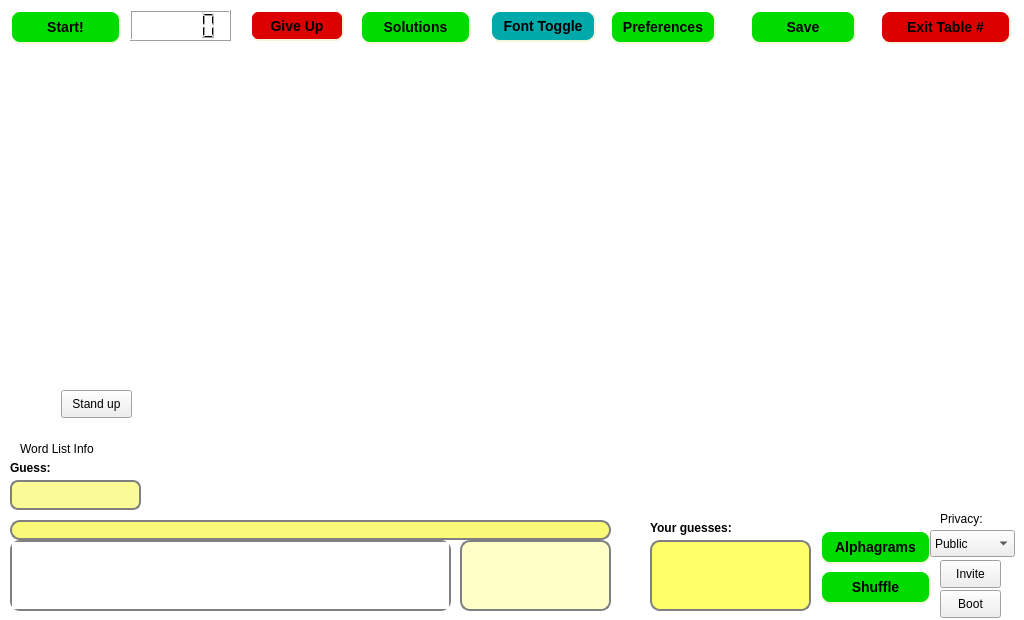
First picture: the form in aerolith/trunk/src/aerolithclient/tableForm.ui, repository domino14/aerolithdesktop, before the edit.
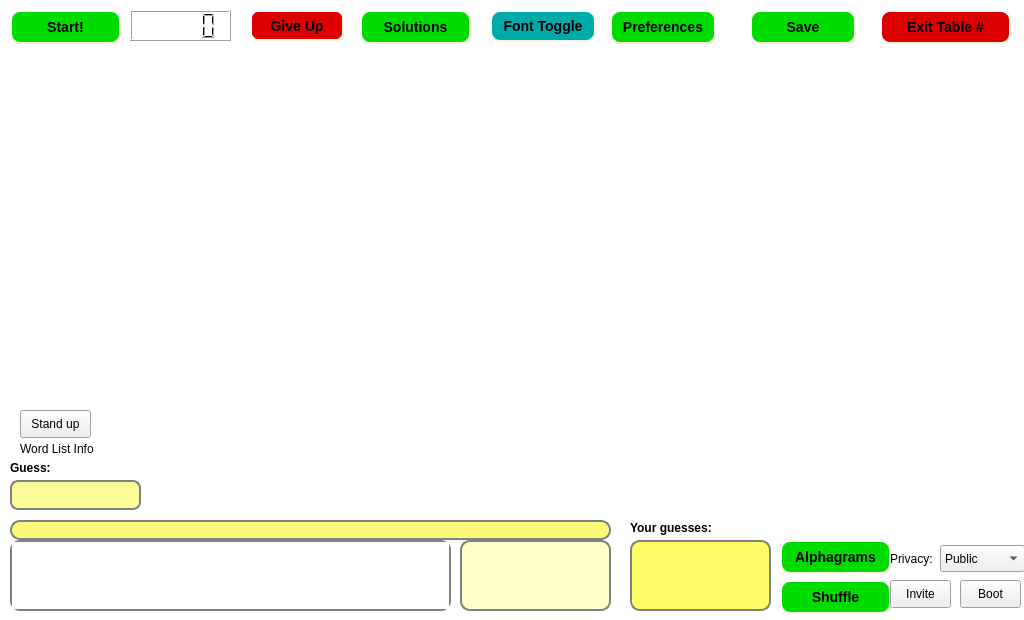
Second picture: the form after the edit. Custom widgets are drawn as their Qt base class.

```diff
--- a/aerolith/trunk/src/aerolithclient/tableForm.ui
+++ b/aerolith/trunk/src/aerolithclient/tableForm.ui
@@ -135,8 +135,8 @@
   <widget class="QPushButton" name="pushButtonAlphagrams">
    <property name="geometry">
     <rect>
-     <x>820</x>
-     <y>530</y>
+     <x>780</x>
+     <y>540</y>
      <width>111</width>
      <height>34</height>
     </rect>
@@ -171,8 +171,8 @@
   <widget class="QPushButton" name="pushButtonShuffle">
    <property name="geometry">
     <rect>
-     <x>820</x>
-     <y>570</y>
+     <x>780</x>
+     <y>580</y>
      <width>111</width>
      <height>34</height>
     </rect>
@@ -450,9 +450,9 @@
   <widget class="QTextEdit" name="textEditGuesses">
    <property name="geometry">
     <rect>
-     <x>650</x>
+     <x>630</x>
      <y>540</y>
-     <width>161</width>
+     <width>141</width>
      <height>71</height>
     </rect>
    </property>
@@ -473,7 +473,7 @@
   <widget class="QLabel" name="labelYourGuesses">
    <property name="geometry">
     <rect>
-     <x>650</x>
+     <x>630</x>
      <y>520</y>
      <width>101</width>
      <height>16</height>
@@ -643,8 +643,8 @@
   <widget class="QComboBox" name="comboBoxTablePrivacy">
    <property name="geometry">
     <rect>
-     <x>930</x>
-     <y>530</y>
+     <x>940</x>
+     <y>545</y>
      <width>85</width>
      <height>27</height>
     </rect>
@@ -666,9 +666,9 @@
   <widget class="QLabel" name="label">
    <property name="geometry">
     <rect>
-     <x>940</x>
-     <y>510</y>
-     <width>62</width>
+     <x>890</x>
+     <y>550</y>
+     <width>51</width>
      <height>18</height>
     </rect>
    </property>
@@ -679,8 +679,8 @@
   <widget class="QPushButton" name="pushButtonInvite">
    <property name="geometry">
     <rect>
-     <x>940</x>
-     <y>560</y>
+     <x>890</x>
+     <y>580</y>
      <width>61</width>
      <height>28</height>
     </rect>
@@ -695,8 +695,8 @@
   <widget class="QPushButton" name="pushButtonStand">
    <property name="geometry">
     <rect>
-     <x>61</x>
-     <y>390</y>
+     <x>20</x>
+     <y>410</y>
      <width>71</width>
      <height>28</height>
     </rect>
@@ -711,8 +711,8 @@
   <widget class="QPushButton" name="pushButtonBoot">
    <property name="geometry">
     <rect>
-     <x>940</x>
-     <y>590</y>
+     <x>960</x>
+     <y>580</y>
      <width>61</width>
      <height>28</height>
     </rect>
```
